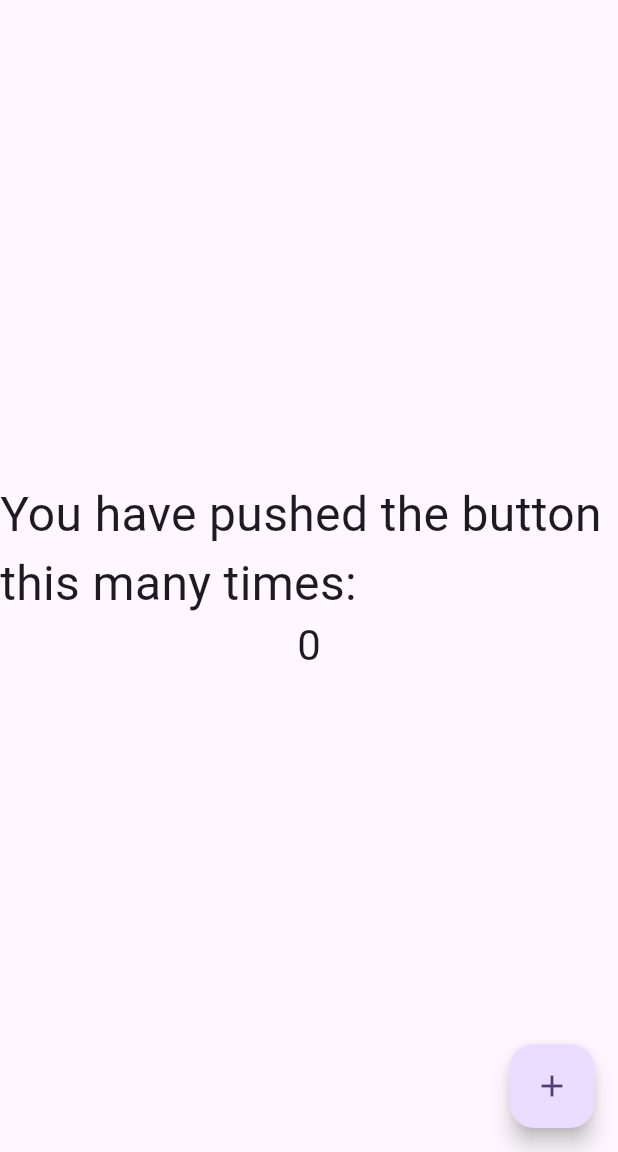
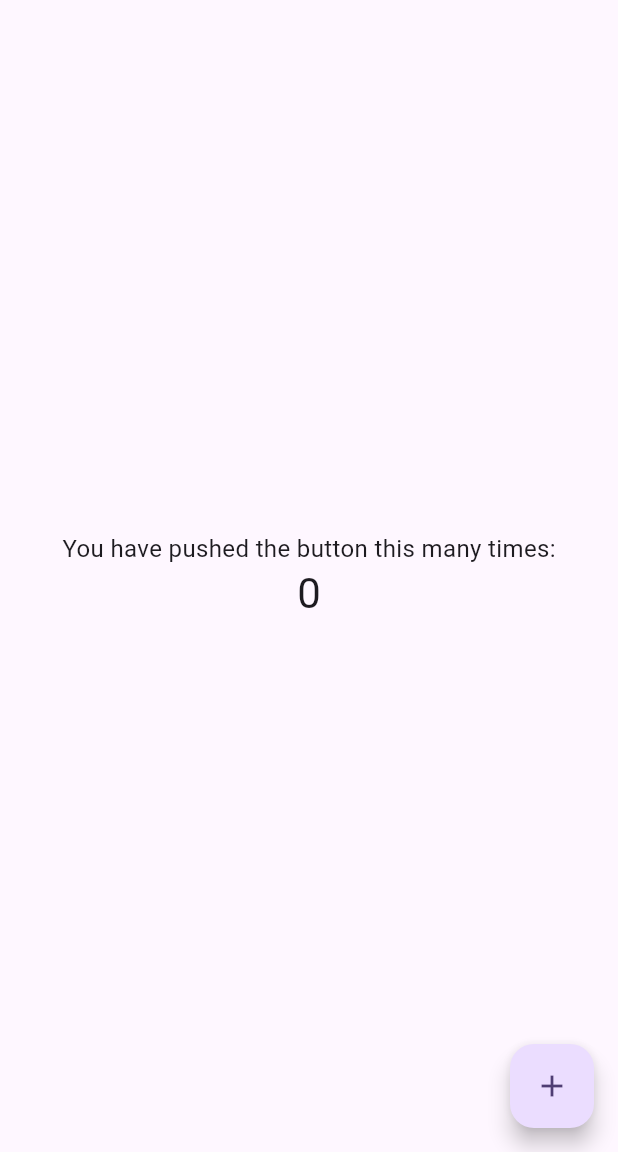
Before and after one commit to khanian/flutter_test1, a Flutter app: the screen it shows after launch, on a phone screen of 412 x 824 dp, the part 84-1236 px from its top. Run offline on Flutter 3.47's test engine with Material 2 defaults, Android fonts, the phone set to English and light mode, and no system bars.

Commit message:
first test

```diff
--- a/lib/main.dart
+++ b/lib/main.dart
@@ -108,7 +108,7 @@ class _MyHomePageState extends State<MyHomePage> {
             const Text(
               'You have pushed the button this many times:',
               style: TextStyle(
-                fontSize: 32,
+                fontSize: 16,
               ),
             ),
             Text(
```
